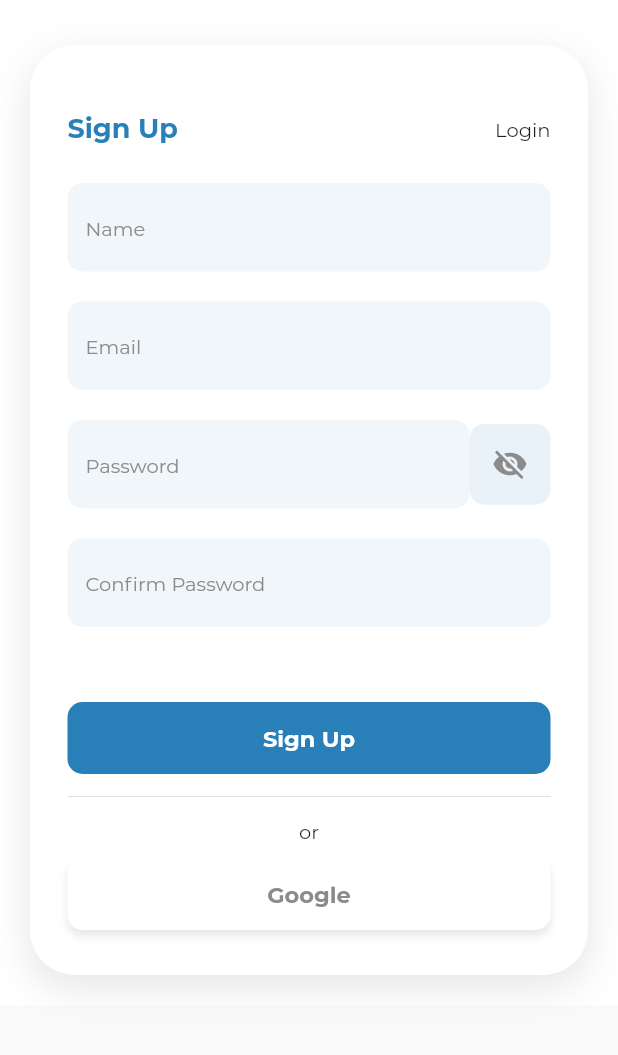
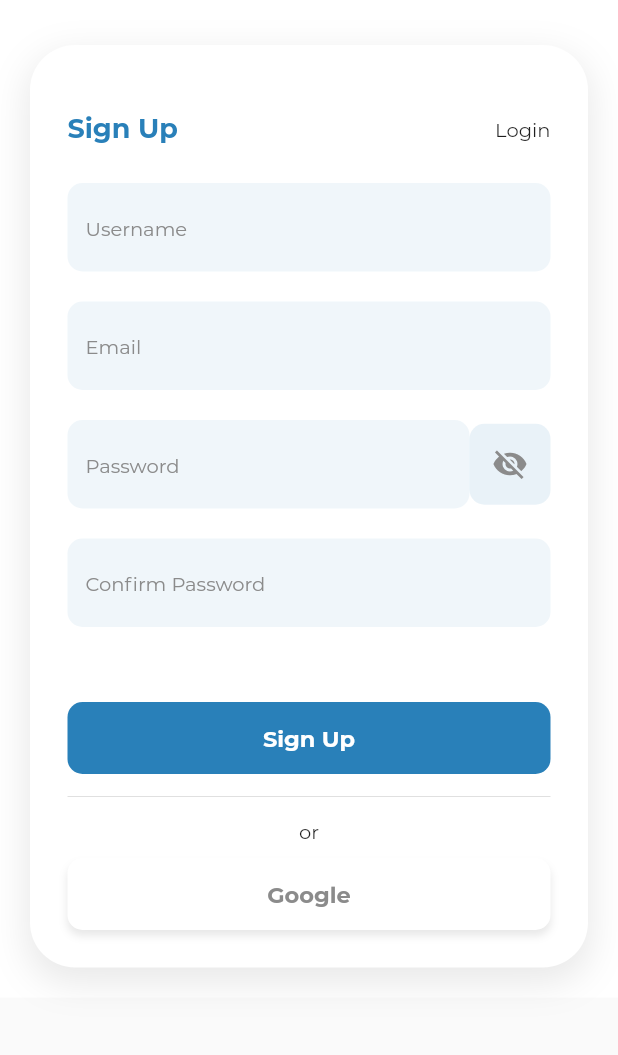
Before and after one commit to ghost-codes/go_find_me, a Flutter app: the SignUp screen opened by its route, on a phone screen of 412 x 824 dp, the part 135-1190 px from its top. Run offline on Flutter 3.47's test engine with Material 2 defaults, Android fonts, the phone set to English and light mode, and no system bars; our stand-ins replace carousel_slider, dio, flutter_time_picker_spinner, get_it, google_maps_flutter, google_sign_in and 3 more; accounts and stored records are empty.

```diff
--- a/lib/ui/signup_view.dart
+++ b/lib/ui/signup_view.dart
@@ -10,14 +10,16 @@ import 'package:project_android/themes/padding.dart';
 import 'package:project_android/themes/textStyle.dart';
 import 'package:project_android/themes/theme_colors.dart';
 
-class SignUp extends StatelessWidget {
+class SignUp extends StatelessWidget with InputDec {
   SignUp({Key? key}) : super(key: key);
 
   AuthenticationBloc _authBloc = sl<AuthenticationBloc>();
+  GlobalKey _scaffold = GlobalKey();
 
   @override
   Widget build(BuildContext context) {
     return Scaffold(
+      key: _scaffold,
       body: SafeArea(
         child: SingleChildScrollView(
           child: Container(
@@ -52,9 +54,20 @@ class SignUp extends StatelessWidget {
                 SizedBox(
                   height: 30,
                 ),
-                Container(
-                  height: 620,
-                  padding: EdgeInsets.all(2.5 * ThemePadding.padBase),
+                StreamBuilder<bool>(
+                    initialData: false,
+                    stream: _authBloc.isAuthenticatingStream,
+                    builder: (context, snapshot) {
+                      return snapshot.data!
+                          ? Center(
+                              child: CircularProgressIndicator(
+                                color: ThemeColors.primary,
+                              ),
+                            )
+                          : Container(
+                              // height: 620,
+                              padding:
+                                  EdgeInsets.all(2.5 * ThemePadding.padBase),
                               decoration: BoxDecoration(
                                 color: ThemeColors.white,
                                 borderRadius: ThemeBorderRadius.bigRadiusAll,
@@ -66,7 +79,8 @@ class SignUp extends StatelessWidget {
                                     height: ThemePadding.padBase * 2,
                                   ),
                                   Row(
-                        mainAxisAlignment: MainAxisAlignment.spaceBetween,
+                                    mainAxisAlignment:
+                                        MainAxisAlignment.spaceBetween,
                                     children: [
                                       Text(
                                         "Sign Up ",
@@ -74,7 +88,8 @@ class SignUp extends StatelessWidget {
                                       ),
                                       GestureDetector(
                                         onTap: () {
-                              Navigator.pushReplacementNamed(context, '/login');
+                                          Navigator.pushReplacementNamed(
+                                              context, '/login');
                                         },
                                         child: Text(
                                           "Login",
@@ -84,14 +99,72 @@ class SignUp extends StatelessWidget {
                                     ],
                                   ),
                                   SizedBox(height: 2.5 * ThemePadding.padBase),
-                      SignUpForm(),
+                                  signup()
                                 ],
                               ),
-                ),
+                            );
+                    }),
               ],
             ),
           ),
         ),
+      ),
+    );
+  }
+
+  Form signup() {
+    return Form(
+      child: Column(
+        children: [
+          TextFormField(
+            controller: _authBloc.signUpUsername,
+            decoration: inputDec(hint: "Username"),
+          ),
+          SizedBox(height: 2 * ThemePadding.padBase),
+          TextFormField(
+            controller: _authBloc.singupEmail,
+            decoration: inputDec(hint: "Email"),
+          ),
+          SizedBox(height: 2 * ThemePadding.padBase),
+          PasswordTextField(
+            inputDec: inputDec(hint: "Password"),
+            controller: _authBloc.signUpPassword,
+          ),
+          SizedBox(height: 2 * ThemePadding.padBase),
+          TextFormField(
+            autovalidateMode: AutovalidateMode.always,
+            validator: (value) {
+              return _authBloc.passwordValidate(
+                  value, _authBloc.signUpPassword);
+            },
+            decoration: inputDec(hint: "Confirm Password"),
+            obscureText: true,
+          ),
+          SizedBox(height: 50),
+          ThemeButton.longButtonPrim(
+            text: "Sign Up",
+            onpressed: () {
+              _authBloc.emailSignUp(_scaffold.currentContext!);
+              // Navigator.pushReplacementNamed(_scaffold.currentContext!, '/');
+            },
+          ),
+          Divider(
+            height: ThemePadding.padBase * 3,
+          ),
+          Text(
+            "or",
+            style: ThemeTexTStyle.regular(),
+          ),
+          SizedBox(
+            height: ThemePadding.padBase,
+          ),
+          ThemeButton.longButtonSec(
+            text: "Google",
+            onpressed: () async {
+              await _authBloc.googleSignUp(_scaffold.currentContext!);
+            },
+          )
+        ],
       ),
     );
   }
```
Also changed, not shown: lib/blocs/authenticationBloc.dart (+47 -2 lines), lib/services/api.dart (+20 -0 lines), lib/ui/login_view.dart (+4 -3 lines), lib/blocs/loginBloc.dart (added), lib/blocs/signUpBloc.dart (added). Lines whose indentation alone changed are shown as unchanged.
